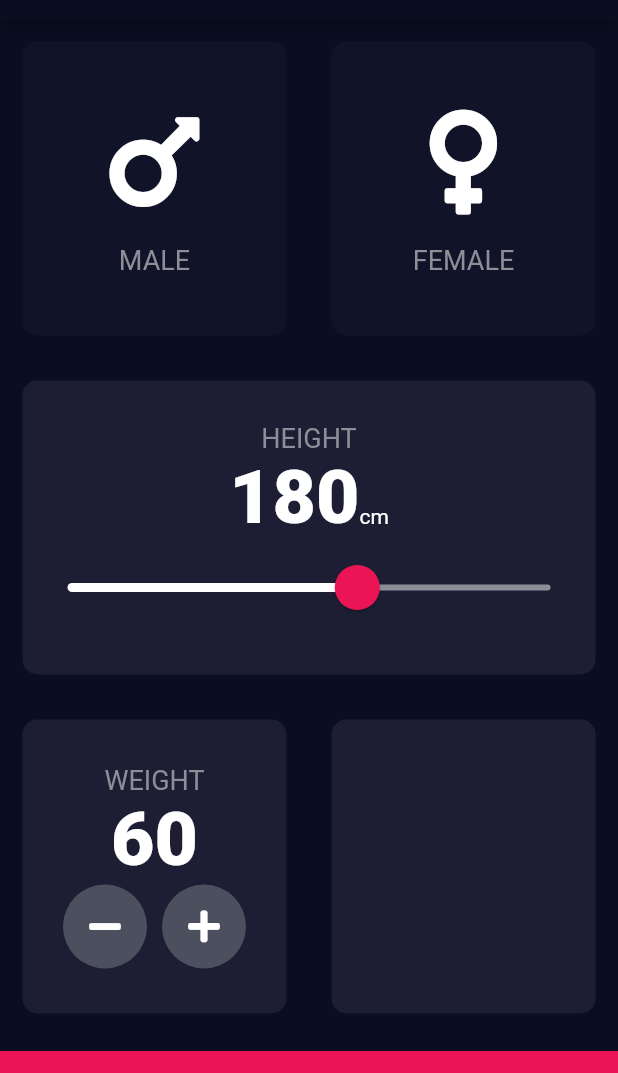
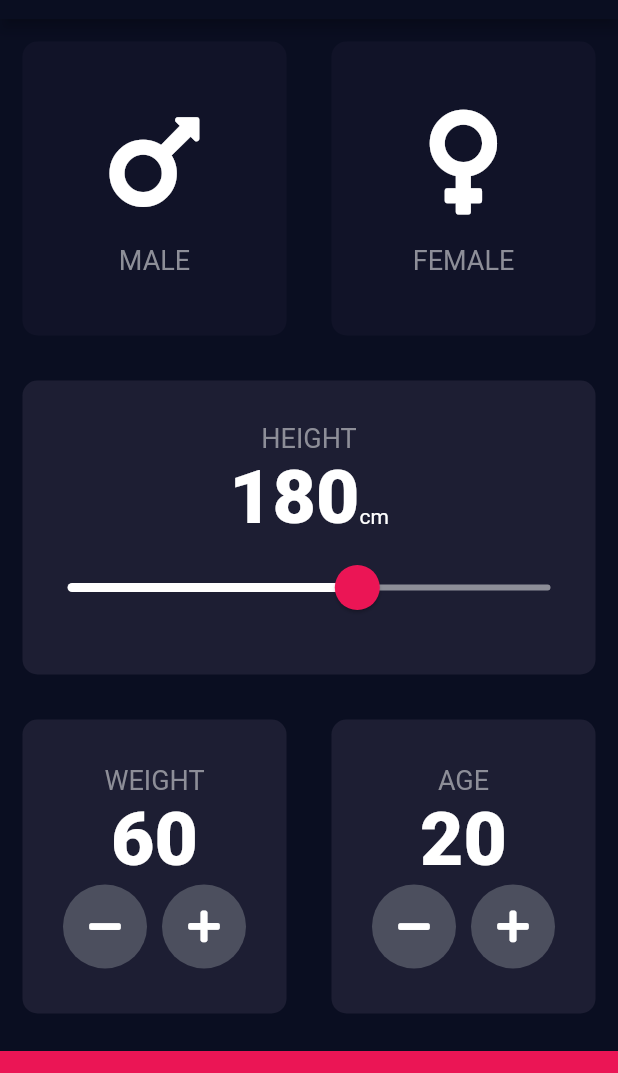
Before and after one commit to sgmagar/bmi-calculator, a Flutter app: the screen it shows after launch, on a phone screen of 412 x 824 dp, the part 65-1138 px from its top. Run offline on Flutter 3.47's test engine with Material 2 defaults, Android fonts, the phone set to English and light mode, and no system bars; our stand-ins replace font_awesome_flutter.

Commit message:
activate age card

```diff
--- a/lib/input_page.dart
+++ b/lib/input_page.dart
@@ -15,6 +15,7 @@ class _InputPageState extends State<InputPage> {
   Gender selectedGender;
   int height = 180;
   int weight = 60;
+  int age = 20;
 
   @override
   Widget build(BuildContext context) {
@@ -159,6 +160,43 @@ class _InputPageState extends State<InputPage> {
                   Expanded(
                     child: ReusableCard(
                       color: kActiveCardColor,
+                      cardChild: Column(
+                        mainAxisAlignment: MainAxisAlignment.center,
+                        children: <Widget>[
+                          Text(
+                            "AGE",
+                            style: kLabelStyle,
+                          ),
+                          Text(
+                            age.toString(),
+                            style: kNumberTextStyle,
+                          ),
+                          Row(
+                            mainAxisAlignment: MainAxisAlignment.center,
+                            children: <Widget>[
+                              RoundIconButton(
+                                icon: FontAwesomeIcons.minus,
+                                onPress: () {
+                                  setState(() {
+                                    age--;
+                                  });
+                                },
+                              ),
+                              SizedBox(
+                                width: 10.0,
+                              ),
+                              RoundIconButton(
+                                icon: FontAwesomeIcons.plus,
+                                onPress: () {
+                                  setState(() {
+                                    age++;
+                                  });
+                                },
+                              )
+                            ],
+                          )
+                        ],
+                      ),
                     ),
                   )
                 ],
```
